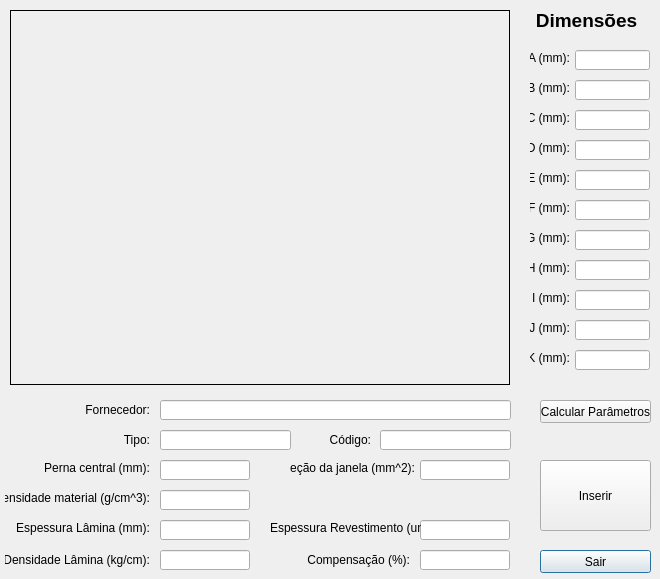
The window that windows/windowlaminaimage.ui (KyryIx/Helena) describes before a commit, drawn with Qt 5.
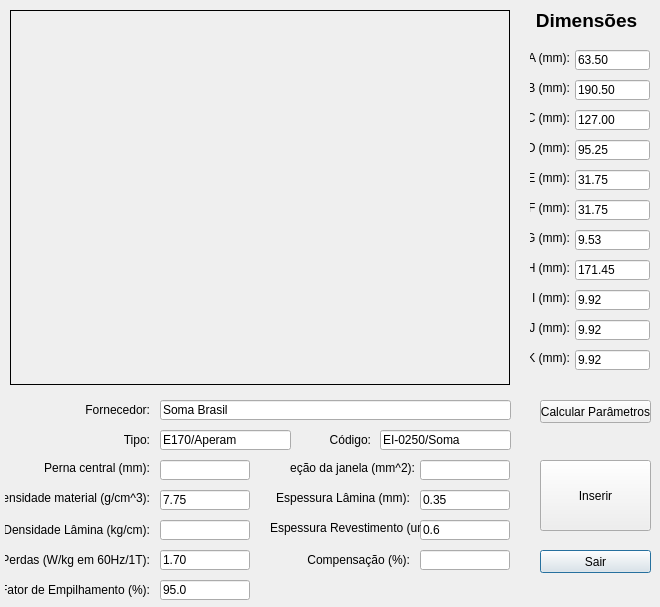
The same window after the commit. Icons and pictures are not drawn.

Commit message: Update em calculo na tela

Diff of the .ui file:
```diff
--- a/windows/windowlaminaimage.ui
+++ b/windows/windowlaminaimage.ui
@@ -7,7 +7,7 @@
     <x>0</x>
     <y>0</y>
     <width>660</width>
-    <height>579</height>
+    <height>607</height>
    </rect>
   </property>
   <property name="windowTitle">
@@ -117,7 +117,7 @@
    <property name="geometry">
     <rect>
      <x>5</x>
-     <y>550</y>
+     <y>520</y>
      <width>145</width>
      <height>20</height>
     </rect>
@@ -180,6 +180,9 @@
      <height>20</height>
     </rect>
    </property>
+   <property name="text">
+    <string>E170/Aperam</string>
+   </property>
   </widget>
   <widget class="QLineEdit" name="lineEdit_provider">
    <property name="geometry">
@@ -190,12 +193,15 @@
      <height>20</height>
     </rect>
    </property>
+   <property name="text">
+    <string>Soma Brasil</string>
+   </property>
   </widget>
   <widget class="QLineEdit" name="lineEdit_weight">
    <property name="geometry">
     <rect>
      <x>160</x>
-     <y>550</y>
+     <y>520</y>
      <width>90</width>
      <height>20</height>
     </rect>
@@ -248,6 +254,9 @@
      <height>20</height>
     </rect>
    </property>
+   <property name="text">
+    <string>63.50</string>
+   </property>
   </widget>
   <widget class="QLabel" name="label_B">
    <property name="geometry">
@@ -274,6 +283,9 @@
      <height>20</height>
     </rect>
    </property>
+   <property name="text">
+    <string>190.50</string>
+   </property>
   </widget>
   <widget class="QLabel" name="label_C">
    <property name="geometry">
@@ -300,6 +312,9 @@
      <height>20</height>
     </rect>
    </property>
+   <property name="text">
+    <string>127.00</string>
+   </property>
   </widget>
   <widget class="QLabel" name="label_D">
    <property name="geometry">
@@ -326,6 +341,9 @@
      <height>20</height>
     </rect>
    </property>
+   <property name="text">
+    <string>95.25</string>
+   </property>
   </widget>
   <widget class="QLabel" name="label_E">
    <property name="geometry">
@@ -352,6 +370,9 @@
      <height>20</height>
     </rect>
    </property>
+   <property name="text">
+    <string>31.75</string>
+   </property>
   </widget>
   <widget class="QLabel" name="label_F">
    <property name="geometry">
@@ -378,6 +399,9 @@
      <height>20</height>
     </rect>
    </property>
+   <property name="text">
+    <string>31.75</string>
+   </property>
   </widget>
   <widget class="QLabel" name="label_G">
    <property name="geometry">
@@ -404,6 +428,9 @@
      <height>20</height>
     </rect>
    </property>
+   <property name="text">
+    <string>9.53</string>
+   </property>
   </widget>
   <widget class="QLabel" name="label_H">
    <property name="geometry">
@@ -430,6 +457,9 @@
      <height>20</height>
     </rect>
    </property>
+   <property name="text">
+    <string>171.45</string>
+   </property>
   </widget>
   <widget class="QLineEdit" name="lineEdit_I">
    <property name="geometry">
@@ -440,6 +470,9 @@
      <height>20</height>
     </rect>
    </property>
+   <property name="text">
+    <string>9.92</string>
+   </property>
   </widget>
   <widget class="QLabel" name="label_I">
    <property name="geometry">
@@ -482,6 +515,9 @@
      <height>20</height>
     </rect>
    </property>
+   <property name="text">
+    <string>9.92</string>
+   </property>
   </widget>
   <widget class="QLabel" name="label_K">
    <property name="geometry">
@@ -508,6 +544,9 @@
      <height>20</height>
     </rect>
    </property>
+   <property name="text">
+    <string>9.92</string>
+   </property>
   </widget>
   <widget class="QLabel" name="label_dimension">
    <property name="geometry">
@@ -535,8 +574,8 @@
   <widget class="QLabel" name="label_thicknessLamina">
    <property name="geometry">
     <rect>
-     <x>5</x>
-     <y>520</y>
+     <x>265</x>
+     <y>490</y>
      <width>145</width>
      <height>16</height>
     </rect>
@@ -567,12 +606,15 @@
   <widget class="QLineEdit" name="lineEdit_thicknessLamina">
    <property name="geometry">
     <rect>
-     <x>160</x>
-     <y>520</y>
+     <x>420</x>
+     <y>490</y>
      <width>90</width>
      <height>20</height>
     </rect>
    </property>
+   <property name="text">
+    <string>0.35</string>
+   </property>
   </widget>
   <widget class="QLineEdit" name="lineEdit_materialDensity">
    <property name="geometry">
@@ -583,6 +625,9 @@
      <height>20</height>
     </rect>
    </property>
+   <property name="text">
+    <string>7.75</string>
+   </property>
   </widget>
   <widget class="QLineEdit" name="lineEdit_thicknessLayer">
    <property name="geometry">
@@ -593,6 +638,9 @@
      <height>20</height>
     </rect>
    </property>
+   <property name="text">
+    <string>0.6</string>
+   </property>
   </widget>
   <widget class="QLabel" name="label_thicknessLayer">
    <property name="geometry">
@@ -629,6 +677,9 @@
      <height>20</height>
     </rect>
    </property>
+   <property name="text">
+    <string>EI-0250/Soma</string>
+   </property>
   </widget>
   <widget class="QLabel" name="label_code">
    <property name="geometry">
@@ -646,6 +697,64 @@
     <set>Qt::AlignRight|Qt::AlignTrailing|Qt::AlignVCenter</set>
    </property>
   </widget>
+  <widget class="QLabel" name="label_loss">
+   <property name="geometry">
+    <rect>
+     <x>5</x>
+     <y>550</y>
+     <width>145</width>
+     <height>20</height>
+    </rect>
+   </property>
+   <property name="text">
+    <string>Perdas (W/kg em 60Hz/1T):</string>
+   </property>
+   <property name="alignment">
+    <set>Qt::AlignRight|Qt::AlignTrailing|Qt::AlignVCenter</set>
+   </property>
+  </widget>
+  <widget class="QLineEdit" name="lineEdit_loss">
+   <property name="geometry">
+    <rect>
+     <x>160</x>
+     <y>550</y>
+     <width>90</width>
+     <height>20</height>
+    </rect>
+   </property>
+   <property name="text">
+    <string>1.70</string>
+   </property>
+  </widget>
+  <widget class="QLineEdit" name="lineEdit_stackingFactor">
+   <property name="geometry">
+    <rect>
+     <x>160</x>
+     <y>580</y>
+     <width>90</width>
+     <height>20</height>
+    </rect>
+   </property>
+   <property name="text">
+    <string>95.0</string>
+   </property>
+  </widget>
+  <widget class="QLabel" name="label_stackingFactor">
+   <property name="geometry">
+    <rect>
+     <x>5</x>
+     <y>580</y>
+     <width>145</width>
+     <height>20</height>
+    </rect>
+   </property>
+   <property name="text">
+    <string>Fator de Empilhamento (%):</string>
+   </property>
+   <property name="alignment">
+    <set>Qt::AlignRight|Qt::AlignTrailing|Qt::AlignVCenter</set>
+   </property>
+  </widget>
  </widget>
  <resources>
   <include location="../images/images.qrc"/>
```
The commit also changes 2 other files.
